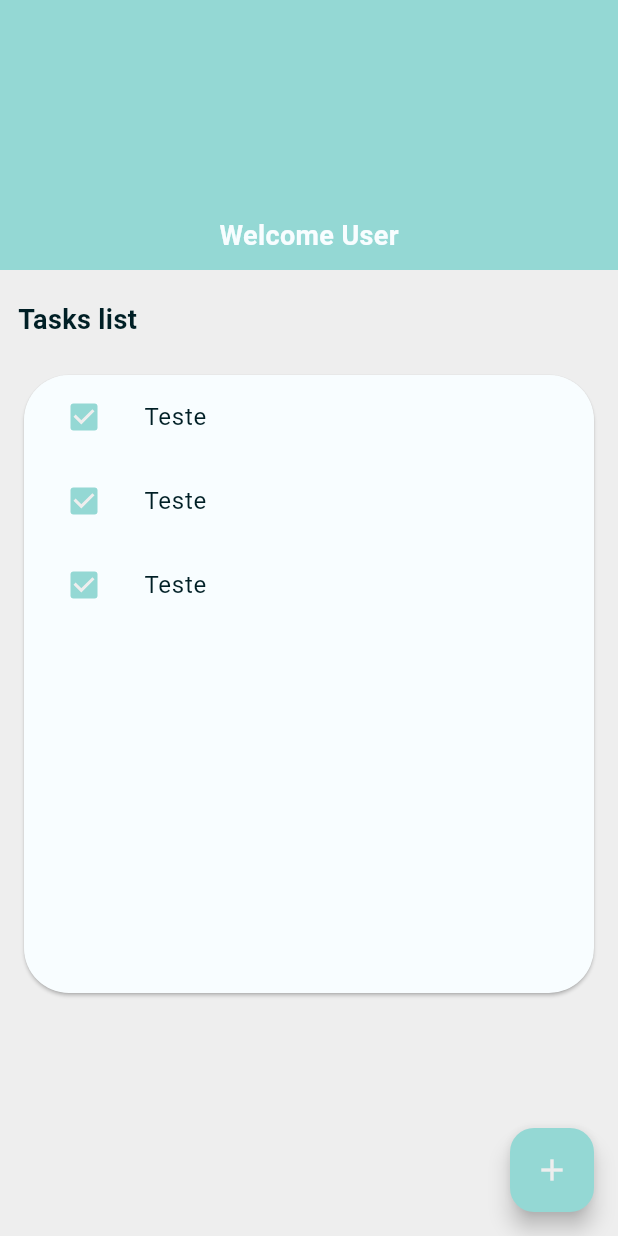
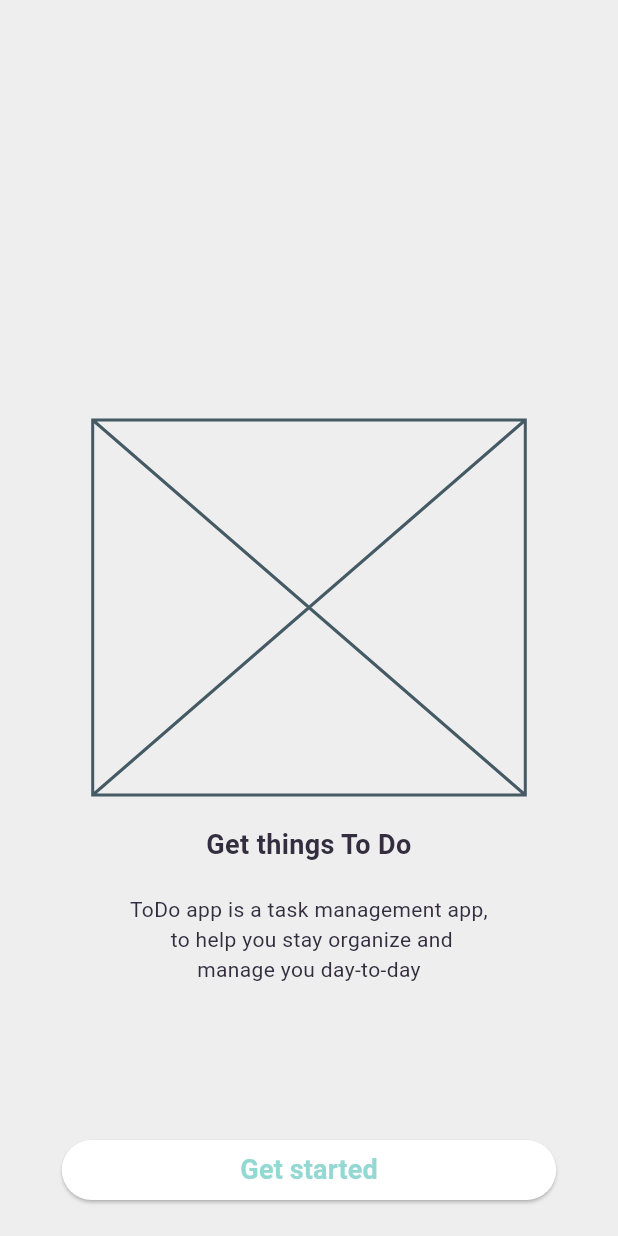
Before and after one commit to CristovoXDGM/offline_first_note_app, a Flutter app: the screen it shows after launch, on a phone screen of 412 x 824 dp. Run offline on Flutter 3.47's test engine with Material 2 defaults, Android fonts, the phone set to English and light mode, and no system bars; our stand-ins replace connectivity_plus, flutter_modular.

Commit message:
chore: add welcome page

```diff
--- a/lib/app/app_module.dart
+++ b/lib/app/app_module.dart
@@ -1,5 +1,6 @@
 import 'package:flutter_modular/flutter_modular.dart';
 import 'package:offline_first_note_app/app/module/connectivity_check/ui/pages/home_page.dart';
+import 'package:offline_first_note_app/app/module/connectivity_check/ui/pages/welcome_page.dart';
 
 class AppModule extends Module {
   @override
@@ -8,5 +9,6 @@ class AppModule extends Module {
   @override
   void routes(RouteManager r) {
     r.child('/', child: (context) => const HomePage());
+    r.child('/welcome', child: (context) => const WelcomePage());
   }
 }
--- a/lib/app/app_widget.dart
+++ b/lib/app/app_widget.dart
@@ -7,6 +7,8 @@ class AppWidget extends StatelessWidget {
 
   @override
   Widget build(BuildContext context) {
+    Modular.setInitialRoute('/welcome');
+
     return MaterialApp.router(
       title: 'Offline first app',
       theme: SimpleTheme().defaultAppTheme(),
--- a/lib/app/module/connectivity_check/ui/pages/home_page.dart
+++ b/lib/app/module/connectivity_check/ui/pages/home_page.dart
@@ -1,15 +1,13 @@
 import 'package:flutter/material.dart';
 
 import '../components/custom_app_bar.dart';
+import '../components/todo_list_card.dart';
 
 class HomePage extends StatelessWidget {
   const HomePage({super.key});
 
   @override
   Widget build(BuildContext context) {
-    final size = MediaQuery.of(context).size;
-    // const screenPercentage = 0.9;
-
     return Scaffold(
       appBar: const CustomAppBar(),
       floatingActionButton: FloatingActionButton(
@@ -33,14 +31,7 @@ class HomePage extends StatelessWidget {
               height: 20,
             ),
             Center(
-              child: Card(
-                clipBehavior: Clip.antiAlias,
-                shape: RoundedRectangleBorder(
-                  borderRadius: BorderRadius.circular(30),
-                ),
-                child: SizedBox(
-                  height: size.height / 2,
-                  width: size.width,
+              child: TodoListCard(
                 child: ListView.builder(
                   itemCount: 3,
                   itemBuilder: (context, index) {
@@ -54,7 +45,6 @@ class HomePage extends StatelessWidget {
                   },
                 ),
               ),
-              ),
             )
           ],
         ),
--- /dev/null
+++ b/lib/app/module/connectivity_check/ui/pages/welcome_page.dart
@@ -0,0 +1,65 @@
+import 'package:flutter/material.dart';
+import 'package:flutter_modular/flutter_modular.dart';
+
+class WelcomePage extends StatefulWidget {
+  const WelcomePage({super.key});
+
+  @override
+  State<WelcomePage> createState() => _WelcomePageState();
+}
+
+class _WelcomePageState extends State<WelcomePage> {
+  @override
+  Widget build(BuildContext context) {
+    final size = MediaQuery.of(context).size;
+
+    return Scaffold(
+      body: Center(
+        child: Column(
+          mainAxisAlignment: MainAxisAlignment.end,
+          crossAxisAlignment: CrossAxisAlignment.center,
+          children: [
+            SizedBox(
+              width: size.width * 0.7,
+              height: 250,
+              child: Placeholder(),
+            ),
+            const SizedBox(
+              height: 20,
+            ),
+            const Text(
+              'Get things To Do',
+              textAlign: TextAlign.center,
+              style: TextStyle(fontWeight: FontWeight.bold, fontSize: 18),
+            ),
+            const SizedBox(
+              height: 20,
+            ),
+            const Text(
+              "ToDo app is a task management app,\n to help you stay organize and\nmanage you day-to-day",
+              textAlign: TextAlign.center,
+            ),
+            const SizedBox(
+              height: 100,
+            ),
+            SizedBox(
+              width: size.width * 0.8,
+              child: ElevatedButton(
+                onPressed: () {
+                  Modular.to.pushReplacementNamed('/');
+                },
+                child: const Text(
+                  'Get started',
+                  style: TextStyle(fontWeight: FontWeight.bold, fontSize: 18),
+                ),
+              ),
+            ),
+            const SizedBox(
+              height: 20,
+            )
+          ],
+        ),
+      ),
+    );
+  }
+}
--- a/lib/app/module/connectivity_check/ui/themes.dart
+++ b/lib/app/module/connectivity_check/ui/themes.dart
@@ -6,8 +6,11 @@ class SimpleTheme {
         colorScheme: simpleLightScheme(),
         useMaterial3: true,
         checkboxTheme: customCheckBox,
-        scaffoldBackgroundColor: simpleLightScheme().onPrimary);
+        scaffoldBackgroundColor: simpleLightScheme().background);
   }
+
+  ElevatedButtonThemeData get elevatedButtonTheme =>
+      const ElevatedButtonThemeData(style: ButtonStyle());
 
   CheckboxThemeData get customCheckBox => CheckboxThemeData(
         side: BorderSide(
@@ -21,15 +24,15 @@ class SimpleTheme {
     return const ColorScheme(
       brightness: Brightness.light,
       primary: Color(0xFF94D8D4),
-      onPrimary: Color(0xffEEEEEE),
+      onPrimary: Color(0xff322E3F),
       secondary: Color(0xff8DDED9),
-      onSecondary: Color(0xffEEEEEE),
+      onSecondary: Color(0xff322E3F),
       error: Color(0xffba1a1a),
       onError: Color(0xffEEEEEE),
-      background: Color(0xfff8fdff),
-      onBackground: Color(0xff001f25),
-      surface: Color(0xfff8fdff),
-      onSurface: Color(0xff001f25),
+      background: Color(0xffEEEEEE),
+      onBackground: Color(0xff322E3F),
+      surface: Color(0xffffffff),
+      onSurface: Color(0xff322E3F),
     );
   }
 }
```
Also changed, not shown: lib/app/module/connectivity_check/ui/components/todo_list_card.dart (added, +35 -0 lines). Lines whose indentation alone changed are shown as unchanged.
